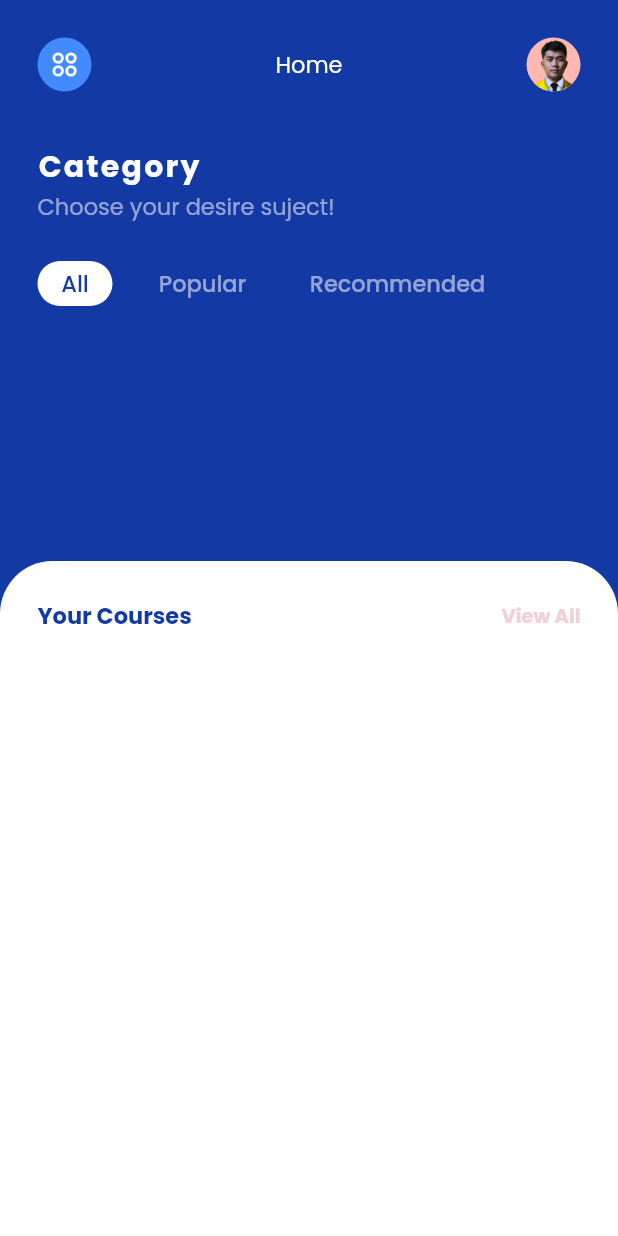
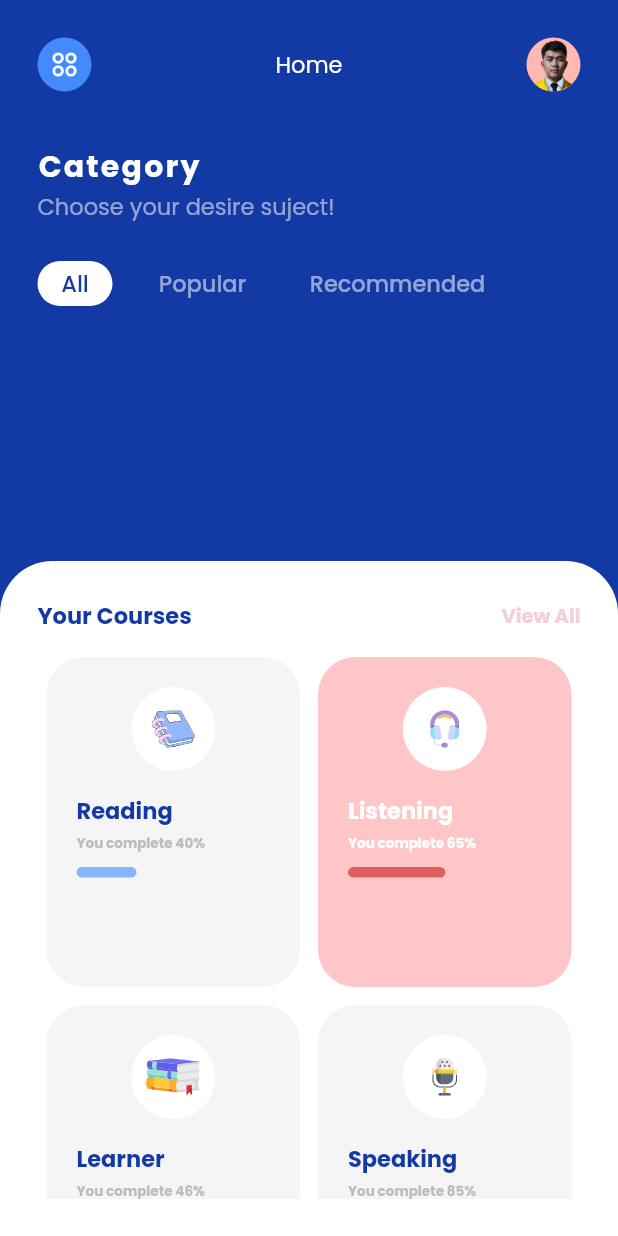
Before and after one commit to 4amshin/ui-slicing, a Flutter app: the screen it shows after launch, on a phone screen of 412 x 824 dp. Run offline on Flutter 3.47's test engine with Material 2 defaults, Android fonts, the phone set to English and light mode, and no system bars; our stand-ins replace flutter_svg, google_fonts, percent_indicator.

Commit message:
lessons-grid

```diff
--- /dev/null
+++ b/lib/ui/student_management/model/lesson_item.dart
@@ -0,0 +1,65 @@
+// ignore_for_file: public_member_api_docs, sort_constructors_first
+import 'package:flutter/material.dart';
+
+class LessonItem {
+  final String? title;
+  final Color? titleColor;
+  final String? subTitle;
+  final Color? subTitleColor;
+  final String? iconAsset;
+  final int? progress;
+  final Color? progressBar;
+  final Color? backgroundColor;
+  LessonItem({
+    this.title,
+    this.titleColor,
+    this.subTitle,
+    this.subTitleColor,
+    this.iconAsset,
+    this.progress,
+    this.progressBar,
+    this.backgroundColor,
+  });
+}
+
+List<LessonItem> lessons = [
+  LessonItem(
+    title: 'Reading',
+    titleColor: const Color(0xff1339a4),
+    subTitle: 'You complete 40%',
+    subTitleColor: Colors.grey[400],
+    iconAsset: 'book_logo.svg',
+    progress: 40,
+    progressBar: const Color(0xff89b4ff),
+    backgroundColor: Colors.grey[100],
+  ),
+  LessonItem(
+    title: 'Listening',
+    titleColor: Colors.white,
+    subTitle: 'You complete 65%',
+    iconAsset: 'listening.svg',
+    progress: 65,
+    progressBar: const Color(0xffdd605e),
+    backgroundColor: const Color(0xfffec6c7),
+  ),
+  LessonItem(
+    title: 'Learner',
+    titleColor: const Color(0xff1339a4),
+    subTitle: 'You complete 46%',
+    subTitleColor: Colors.grey[400],
+    iconAsset: 'learner.svg',
+    progress: 46,
+    progressBar: const Color(0xffb894eb),
+    backgroundColor: Colors.grey[100],
+  ),
+  LessonItem(
+    title: 'Speaking',
+    titleColor: const Color(0xff1339a4),
+    subTitle: 'You complete 85%',
+    subTitleColor: Colors.grey[400],
+    iconAsset: 'speaking.svg',
+    progress: 85,
+    progressBar: const Color(0xfff4be44),
+    backgroundColor: Colors.grey[100],
+  ),
+];
--- a/lib/ui/student_management/view/sm_home_page.dart
+++ b/lib/ui/student_management/view/sm_home_page.dart
@@ -1,6 +1,9 @@
 import 'package:flutter/material.dart';
+import 'package:flutter_svg/svg.dart';
 import 'package:ui_slicing/ui/student_management/widget/home_page_widget/sm_home_app_bar.dart';
 import 'package:ui_slicing/ui/student_management/widget/home_page_widget/sm_home_tab_bar.dart';
+
+import '../model/lesson_item.dart';
 
 class SmHomePage extends StatelessWidget {
   const SmHomePage({Key? key}) : super(key: key);
@@ -68,7 +71,7 @@ class SmHomePage extends StatelessWidget {
                 children: [
                   Row(
                     mainAxisAlignment: MainAxisAlignment.spaceBetween,
-                    children: const [
+                    children: [
                       Text(
                         "Your Courses",
                         style: TextStyle(
@@ -87,6 +90,78 @@ class SmHomePage extends StatelessWidget {
                       ),
                     ],
                   ),
+                  const SizedBox(height: 10.0),
+                  Expanded(
+                    child: GridView.count(
+                      crossAxisCount: 2,
+                      childAspectRatio: 0.78,
+                      children: List.generate(lessons.length, (index) {
+                        LessonItem item = lessons[index];
+                        return Container(
+                          padding: const EdgeInsets.all(20),
+                          margin: const EdgeInsets.all(6),
+                          decoration: BoxDecoration(
+                            borderRadius: BorderRadius.circular(25),
+                            color: item.backgroundColor,
+                          ),
+                          child: Column(
+                            crossAxisAlignment: CrossAxisAlignment.start,
+                            children: [
+                              Center(
+                                child: CircleAvatar(
+                                  radius: 28,
+                                  backgroundColor: Colors.white,
+                                  child: SvgPicture.asset(
+                                    'assets/icons/student_management/${item.iconAsset}',
+                                    height: 25,
+                                  ),
+                                ),
+                              ),
+                              const SizedBox(height: 15.0),
+                              Text(
+                                item.title!,
+                                style: TextStyle(
+                                  fontSize: 15,
+                                  color: item.titleColor ?? Colors.white,
+                                  fontWeight: FontWeight.bold,
+                                ),
+                              ),
+                              const SizedBox(height: 3.0),
+                              Text(
+                                item.subTitle!,
+                                style: TextStyle(
+                                  fontSize: 9,
+                                  color: item.subTitleColor ?? Colors.white,
+                                  fontWeight: FontWeight.bold,
+                                ),
+                              ),
+                              const SizedBox(
+                                height: 10,
+                              ),
+                              Container(
+                                height: 7,
+                                decoration: const BoxDecoration(
+                                  color: Colors.white,
+                                  borderRadius: BorderRadius.all(
+                                    Radius.circular(16.0),
+                                  ),
+                                ),
+                                child: Container(
+                                  width: item.progress?.toDouble(),
+                                  decoration: BoxDecoration(
+                                    color: item.progressBar,
+                                    borderRadius: const BorderRadius.all(
+                                      Radius.circular(16.0),
+                                    ),
+                                  ),
+                                ),
+                              ),
+                            ],
+                          ),
+                        );
+                      }),
+                    ),
+                  )
                 ],
               ),
             ),
```
